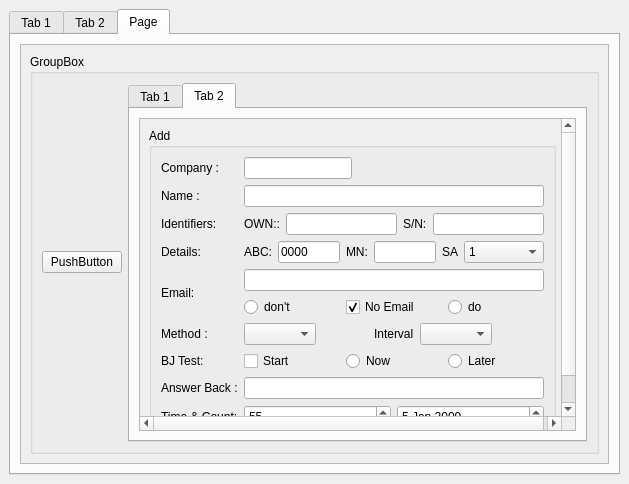
Before: the Qt Designer form xml/sample/draw/Add.ui in arskom/JsQt, drawn with Qt 5.
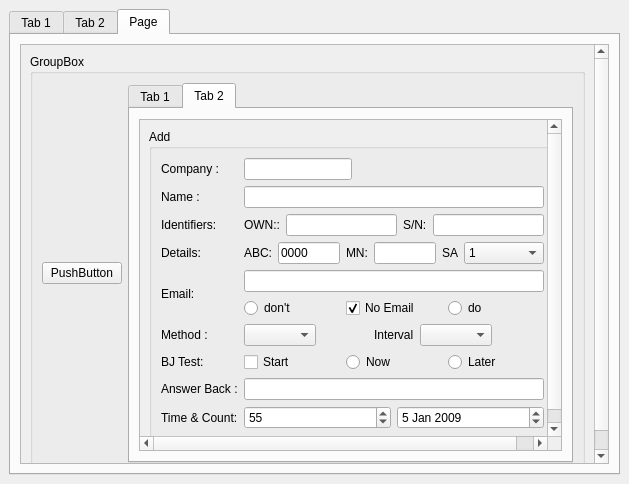
After: the same form once the commit is applied. The open tabs and pages were chosen to show the change.

Commit message: QScrollArea always Expands unless it's scrollPolicy has Fixed values.

The edit to the form file:
```diff
--- a/xml/sample/draw/Add.ui
+++ b/xml/sample/draw/Add.ui
@@ -24,7 +24,7 @@
       </property>
       <property name="maximumSize" >
        <size>
-        <width>800</width>
+        <width>1200</width>
         <height>16777215</height>
        </size>
       </property>
@@ -483,8 +483,8 @@
             <rect>
              <x>0</x>
              <y>0</y>
-             <width>585</width>
-             <height>417</height>
+             <width>569</width>
+             <height>463</height>
             </rect>
            </property>
            <layout class="QVBoxLayout" name="verticalLayout_2" >
@@ -568,6 +568,12 @@
                     <layout class="QVBoxLayout" name="verticalLayout_6" >
                      <item>
                       <widget class="QScrollArea" name="scrollArea_2" >
+                       <property name="sizePolicy" >
+                        <sizepolicy vsizetype="Fixed" hsizetype="Expanding" >
+                         <horstretch>0</horstretch>
+                         <verstretch>0</verstretch>
+                        </sizepolicy>
+                       </property>
                        <property name="widgetResizable" >
                         <bool>true</bool>
                        </property>
```
Left out of the diff: 2 changed lines with no effect on the pictures. The commit also changes 3 other files.
